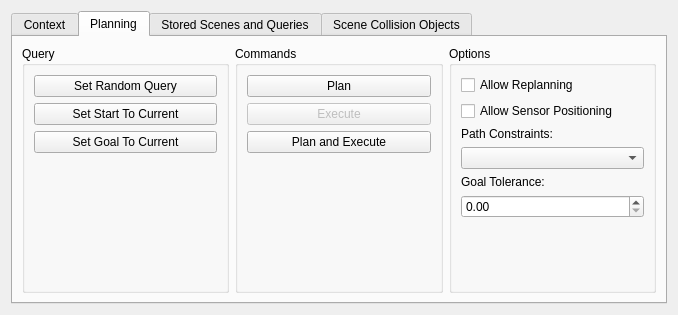
Qt form moveit_ros/visualization/moveit_rviz_plugin/src/ui/moveit_rviz_plugin_frame.ui (moveit/moveit) before a commit.
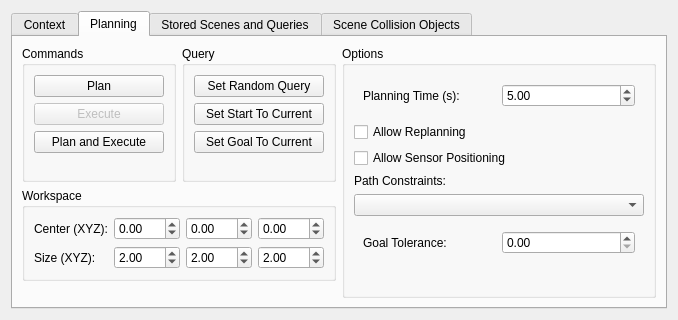
The same form after that commit. The open tabs and pages were chosen to show the change.

Commit message: add workspace definition and planning time to rviz plugin

```diff
--- a/moveit_ros/visualization/moveit_rviz_plugin/src/ui/moveit_rviz_plugin_frame.ui
+++ b/moveit_ros/visualization/moveit_rviz_plugin/src/ui/moveit_rviz_plugin_frame.ui
@@ -7,7 +7,7 @@
     <x>0</x>
     <y>0</y>
     <width>678</width>
-    <height>315</height>
+    <height>320</height>
    </rect>
   </property>
   <property name="windowTitle">
@@ -26,7 +26,7 @@
       <bool>false</bool>
      </property>
      <property name="currentIndex">
-      <number>0</number>
+      <number>1</number>
      </property>
      <widget class="QWidget" name="context">
       <attribute name="title">
@@ -160,50 +160,11 @@
       <attribute name="title">
        <string>Planning</string>
       </attribute>
+      <layout class="QHBoxLayout" name="horizontalLayout_9">
+       <item>
+        <layout class="QVBoxLayout" name="verticalLayout_11">
+         <item>
       <layout class="QHBoxLayout" name="horizontalLayout_7">
-       <item>
-        <widget class="QGroupBox" name="groupBox_11">
-         <property name="title">
-          <string>Query</string>
-         </property>
-         <layout class="QVBoxLayout" name="verticalLayout_4">
-          <item>
-           <widget class="QPushButton" name="set_random_states_button">
-            <property name="text">
-             <string>Set Random Query</string>
-            </property>
-           </widget>
-          </item>
-          <item>
-           <widget class="QPushButton" name="set_start_to_current_button">
-            <property name="text">
-             <string>Set Start To Current</string>
-            </property>
-           </widget>
-          </item>
-          <item>
-           <widget class="QPushButton" name="set_goal_to_current_button">
-            <property name="text">
-             <string>Set Goal To Current</string>
-            </property>
-           </widget>
-          </item>
-          <item>
-           <spacer name="verticalSpacer">
-            <property name="orientation">
-             <enum>Qt::Vertical</enum>
-            </property>
-            <property name="sizeHint" stdset="0">
-             <size>
-              <width>20</width>
-              <height>40</height>
-             </size>
-            </property>
-           </spacer>
-          </item>
-         </layout>
-        </widget>
-       </item>
        <item>
         <widget class="QGroupBox" name="groupBox_9">
          <property name="title">
@@ -235,6 +196,198 @@
            </widget>
           </item>
           <item>
+               <spacer name="verticalSpacer_6">
+                <property name="orientation">
+                 <enum>Qt::Vertical</enum>
+                </property>
+                <property name="sizeHint" stdset="0">
+                 <size>
+                  <width>20</width>
+                  <height>40</height>
+                 </size>
+                </property>
+               </spacer>
+              </item>
+             </layout>
+            </widget>
+           </item>
+           <item>
+            <widget class="QGroupBox" name="groupBox_11">
+             <property name="title">
+              <string>Query</string>
+             </property>
+             <layout class="QVBoxLayout" name="verticalLayout_4">
+              <item>
+               <widget class="QPushButton" name="set_random_states_button">
+                <property name="text">
+                 <string>Set Random Query</string>
+                </property>
+               </widget>
+              </item>
+              <item>
+               <widget class="QPushButton" name="set_start_to_current_button">
+                <property name="text">
+                 <string>Set Start To Current</string>
+                </property>
+               </widget>
+              </item>
+              <item>
+               <widget class="QPushButton" name="set_goal_to_current_button">
+                <property name="text">
+                 <string>Set Goal To Current</string>
+                </property>
+               </widget>
+              </item>
+              <item>
+               <spacer name="verticalSpacer">
+                <property name="orientation">
+                 <enum>Qt::Vertical</enum>
+                </property>
+                <property name="sizeHint" stdset="0">
+                 <size>
+                  <width>20</width>
+                  <height>40</height>
+                 </size>
+                </property>
+               </spacer>
+              </item>
+             </layout>
+            </widget>
+           </item>
+          </layout>
+         </item>
+         <item>
+          <widget class="QGroupBox" name="groupBox_12">
+           <property name="title">
+            <string>Workspace</string>
+           </property>
+           <layout class="QGridLayout" name="gridLayout">
+            <item row="1" column="1">
+             <widget class="QDoubleSpinBox" name="wcenter_x">
+              <property name="sizePolicy">
+               <sizepolicy hsizetype="Ignored" vsizetype="Fixed">
+                <horstretch>0</horstretch>
+                <verstretch>0</verstretch>
+               </sizepolicy>
+              </property>
+              <property name="minimum">
+               <double>-10000.000000000000000</double>
+              </property>
+              <property name="maximum">
+               <double>10000.000000000000000</double>
+              </property>
+             </widget>
+            </item>
+            <item row="2" column="2">
+             <widget class="QDoubleSpinBox" name="wsize_y">
+              <property name="sizePolicy">
+               <sizepolicy hsizetype="Ignored" vsizetype="Fixed">
+                <horstretch>0</horstretch>
+                <verstretch>0</verstretch>
+               </sizepolicy>
+              </property>
+              <property name="minimum">
+               <double>-10000.000000000000000</double>
+              </property>
+              <property name="maximum">
+               <double>10000.000000000000000</double>
+              </property>
+              <property name="value">
+               <double>2.000000000000000</double>
+              </property>
+             </widget>
+            </item>
+            <item row="1" column="2">
+             <widget class="QDoubleSpinBox" name="wcenter_y">
+              <property name="sizePolicy">
+               <sizepolicy hsizetype="Ignored" vsizetype="Fixed">
+                <horstretch>0</horstretch>
+                <verstretch>0</verstretch>
+               </sizepolicy>
+              </property>
+              <property name="minimum">
+               <double>-10000.000000000000000</double>
+              </property>
+              <property name="maximum">
+               <double>10000.000000000000000</double>
+              </property>
+             </widget>
+            </item>
+            <item row="1" column="3">
+             <widget class="QDoubleSpinBox" name="wcenter_z">
+              <property name="sizePolicy">
+               <sizepolicy hsizetype="Ignored" vsizetype="Fixed">
+                <horstretch>0</horstretch>
+                <verstretch>0</verstretch>
+               </sizepolicy>
+              </property>
+              <property name="minimum">
+               <double>-10000.000000000000000</double>
+              </property>
+              <property name="maximum">
+               <double>10000.000000000000000</double>
+              </property>
+             </widget>
+            </item>
+            <item row="2" column="3">
+             <widget class="QDoubleSpinBox" name="wsize_z">
+              <property name="sizePolicy">
+               <sizepolicy hsizetype="Ignored" vsizetype="Fixed">
+                <horstretch>0</horstretch>
+                <verstretch>0</verstretch>
+               </sizepolicy>
+              </property>
+              <property name="minimum">
+               <double>-10000.000000000000000</double>
+              </property>
+              <property name="maximum">
+               <double>10000.000000000000000</double>
+              </property>
+              <property name="value">
+               <double>2.000000000000000</double>
+              </property>
+             </widget>
+            </item>
+            <item row="2" column="1">
+             <widget class="QDoubleSpinBox" name="wsize_x">
+              <property name="sizePolicy">
+               <sizepolicy hsizetype="Ignored" vsizetype="Fixed">
+                <horstretch>0</horstretch>
+                <verstretch>0</verstretch>
+               </sizepolicy>
+              </property>
+              <property name="wrapping">
+               <bool>false</bool>
+              </property>
+              <property name="minimum">
+               <double>-10000.000000000000000</double>
+              </property>
+              <property name="maximum">
+               <double>10000.000000000000000</double>
+              </property>
+              <property name="value">
+               <double>2.000000000000000</double>
+              </property>
+             </widget>
+            </item>
+            <item row="1" column="0">
+             <widget class="QLabel" name="label_7">
+              <property name="text">
+               <string>Center (XYZ):</string>
+              </property>
+             </widget>
+            </item>
+            <item row="2" column="0">
+             <widget class="QLabel" name="label_8">
+              <property name="text">
+               <string>Size (XYZ):</string>
+              </property>
+             </widget>
+            </item>
+           </layout>
+          </widget>
+         </item>
+         <item>
            <spacer name="verticalSpacer_3">
             <property name="orientation">
              <enum>Qt::Vertical</enum>
@@ -248,7 +401,6 @@
            </spacer>
           </item>
          </layout>
-        </widget>
        </item>
        <item>
         <widget class="QGroupBox" name="groupBox_10">
@@ -256,6 +408,35 @@
           <string>Options</string>
          </property>
          <layout class="QVBoxLayout" name="verticalLayout_10">
+          <item>
+           <widget class="QFrame" name="frame_13">
+            <layout class="QHBoxLayout" name="horizontalLayout_11">
+             <item>
+              <widget class="QLabel" name="label_9">
+               <property name="text">
+                <string>Planning Time (s):</string>
+               </property>
+              </widget>
+             </item>
+             <item>
+              <widget class="QDoubleSpinBox" name="planning_time">
+               <property name="sizePolicy">
+                <sizepolicy hsizetype="Minimum" vsizetype="Fixed">
+                 <horstretch>0</horstretch>
+                 <verstretch>0</verstretch>
+                </sizepolicy>
+               </property>
+               <property name="maximum">
+                <double>300.000000000000000</double>
+               </property>
+               <property name="value">
+                <double>5.000000000000000</double>
+               </property>
+              </widget>
+             </item>
+            </layout>
+           </widget>
+          </item>
           <item>
            <widget class="QCheckBox" name="allow_replanning">
             <property name="text">
@@ -287,6 +468,9 @@
            <widget class="QComboBox" name="path_constraints_combo_box"/>
           </item>
           <item>
+           <widget class="QFrame" name="frame_13">
+            <layout class="QHBoxLayout" name="horizontalLayout_10">
+             <item>
            <widget class="QLabel" name="label_6">
             <property name="text">
              <string>Goal Tolerance:</string>
@@ -296,6 +480,9 @@
           <item>
            <widget class="QDoubleSpinBox" name="goal_tolerance"/>
           </item>
+            </layout>
+           </widget>
+          </item>
           <item>
            <spacer name="verticalSpacer_2">
             <property name="orientation">
@@ -313,6 +500,9 @@
         </widget>
        </item>
       </layout>
+      <zorder>groupBox_10</zorder>
+      <zorder>verticalLayoutWidget</zorder>
+      <zorder>groupBox_9</zorder>
      </widget>
      <widget class="QWidget" name="stored_plans">
       <attribute name="title">
```
Lines whose indentation alone changed are shown as unchanged. The commit also changes 4 other files.
